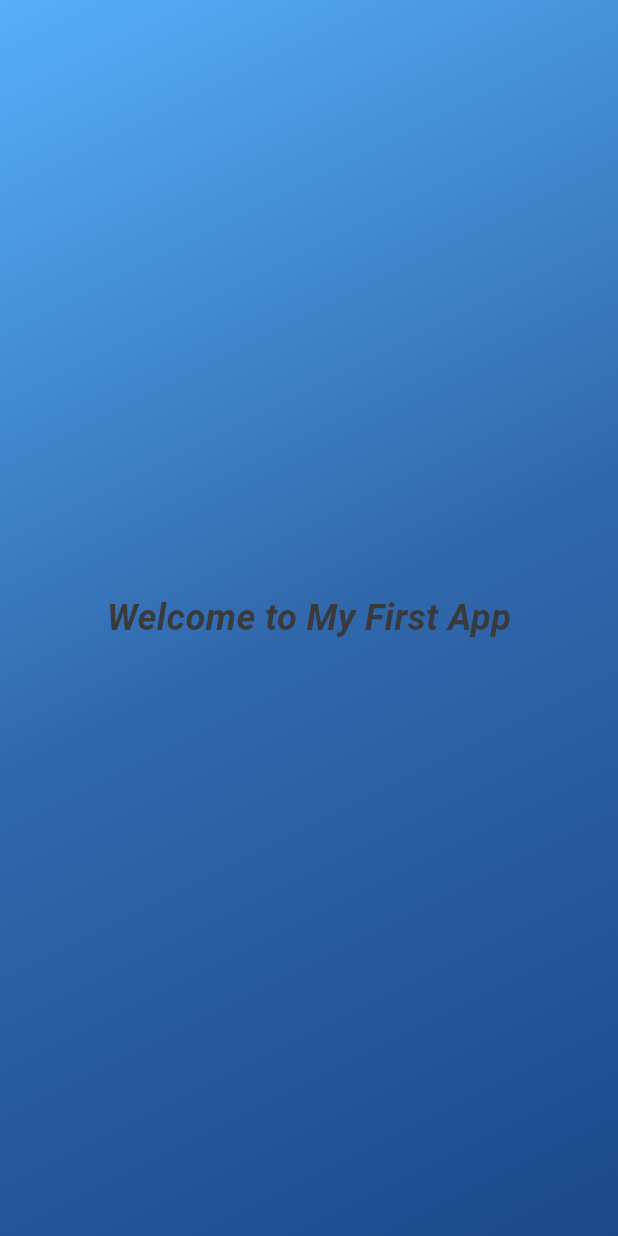
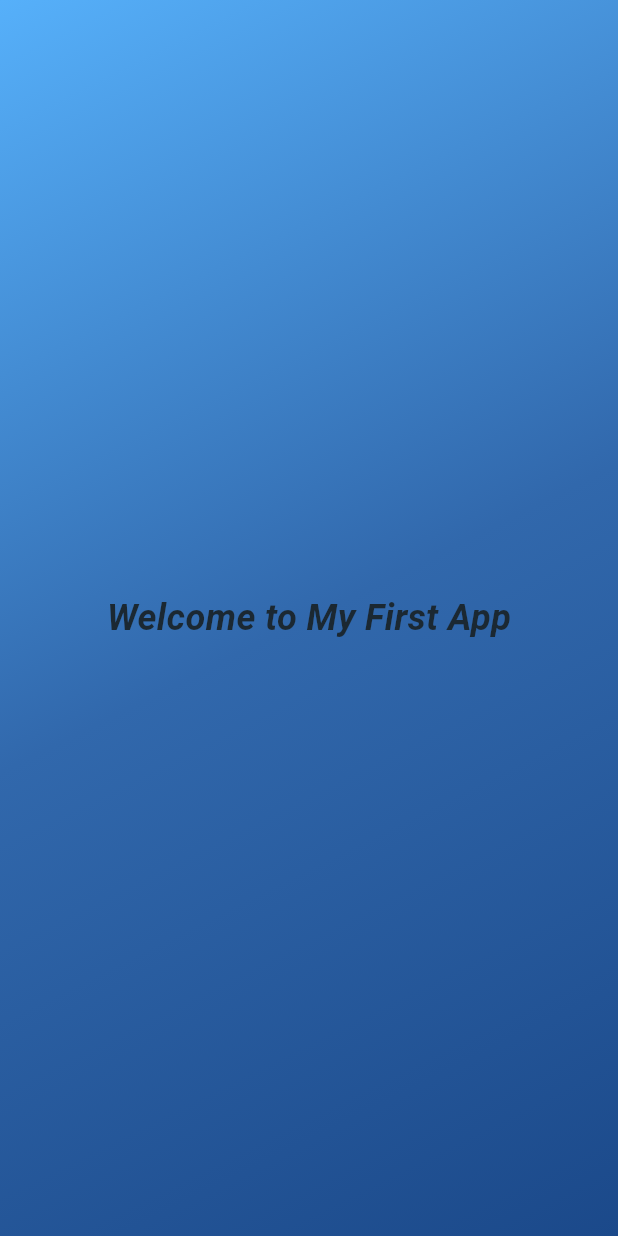
Before and after one commit to MichalMatu/FlutterApp, a Flutter app: the screen it shows after launch, on a phone screen of 412 x 824 dp. Run offline on Flutter 3.47's test engine with Material 3 defaults, Android fonts, the phone set to English and light mode, and no system bars.

```diff
--- a/lib/gradient_container.dart
+++ b/lib/gradient_container.dart
@@ -1,5 +1,10 @@
 import 'package:flutter/material.dart';
 import 'package:my_first_app/welcome_screen_text.dart';
+
+// declare 3 variable to store the color code
+const Color color1 = Color.fromARGB(255, 86, 176, 250);
+const Color color2 = Color.fromARGB(255, 49, 104, 172);
+const Color color3 = Color.fromARGB(255, 27, 73, 138);
 
 class GradientContainer extends StatelessWidget {
   const GradientContainer({super.key});
@@ -10,11 +15,7 @@ class GradientContainer extends StatelessWidget {
         gradient: LinearGradient(
           begin: Alignment.topLeft,
           end: Alignment.bottomRight,
-          colors: [
-            Color.fromARGB(255, 86, 176, 250),
-            Color.fromARGB(255, 49, 104, 172),
-            Color.fromARGB(255, 27, 73, 138),
-          ],
+          colors: [color1, color2, color3],
         ),
       ),
       child: const WelcomeScreenText(),
--- a/lib/welcome_screen_text.dart
+++ b/lib/welcome_screen_text.dart
@@ -1,4 +1,6 @@
 import 'package:flutter/material.dart';
+
+const Color color1 = Color.fromARGB(255, 27, 40, 50);
 
 class WelcomeScreenText extends StatelessWidget {
   const WelcomeScreenText({super.key});
@@ -10,7 +12,7 @@ class WelcomeScreenText extends StatelessWidget {
         style: TextStyle(
           fontSize: 24,
           fontWeight: FontWeight.bold,
-          color: Color.fromARGB(255, 56, 58, 59),
+          color: color1,
           fontStyle: FontStyle.italic,
         ),
       ),
```
